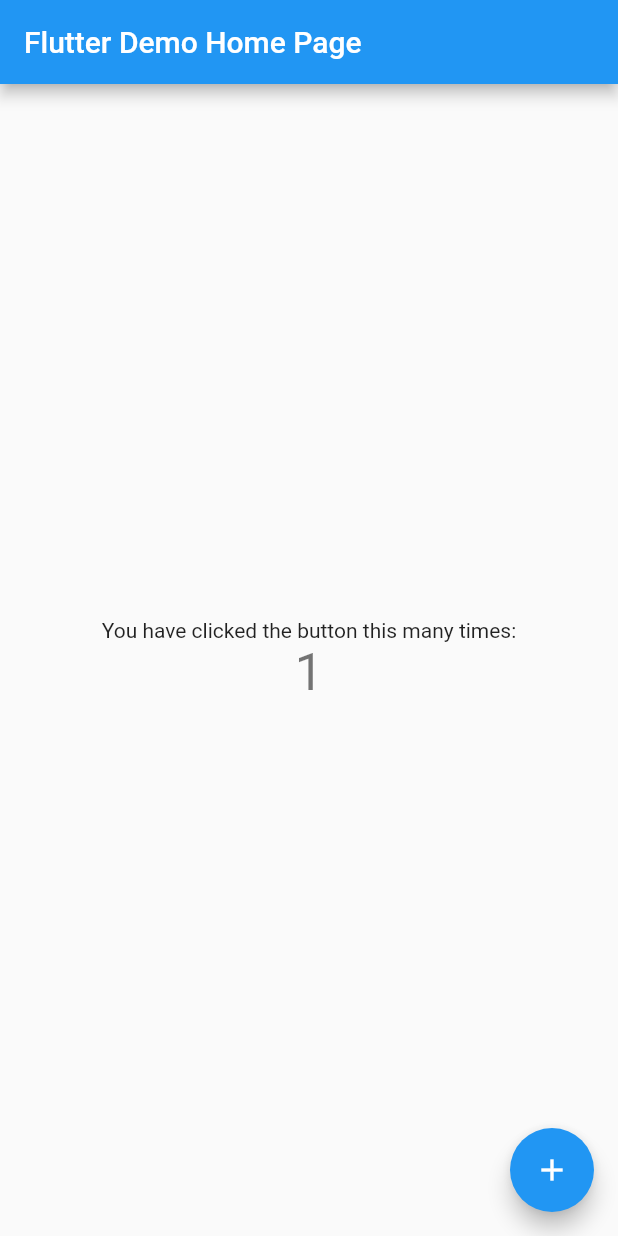
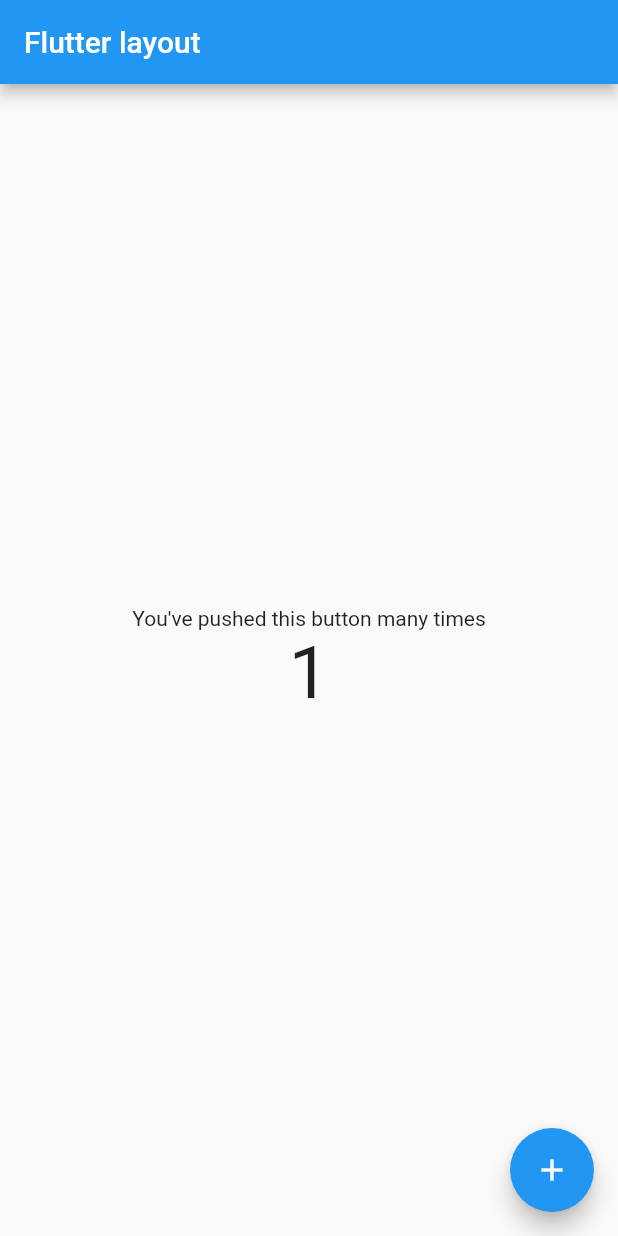
Before and after one commit to naoshi20/flutter_demo, a Flutter app: the screen it shows after launch, after a tap on the "add" icon, on a phone screen of 412 x 824 dp. Run offline on Flutter 3.47's test engine with Material 2 defaults, Android fonts, the phone set to English and light mode, and no system bars.

Commit message:
make base app

```diff
--- a/lib/main.dart
+++ b/lib/main.dart
@@ -1,50 +1,25 @@
 import 'package:flutter/material.dart';
 
-void main() {
-  runApp(const MyApp());
-}
+void main() => runApp(const MyApp());
 
 class MyApp extends StatelessWidget {
   const MyApp({super.key});
 
-  // This widget is the root of your application.
   @override
   Widget build(BuildContext context) {
     return MaterialApp(
-      title: 'Flutter Demo',
-      theme: ThemeData(
-        // This is the theme of your application.
-        //
-        // Try running your application with "flutter run". You'll see the
-        // application has a blue toolbar. Then, without quitting the app, try
-        // changing the primarySwatch below to Colors.green and then invoke
-        // "hot reload" (press "r" in the console where you ran "flutter run",
-        // or simply save your changes to "hot reload" in a Flutter IDE).
-        // Notice that the counter didn't reset back to zero; the application
-        // is not restarted.
-        primarySwatch: Colors.blue,
-      ),
-      home: const MyHomePage(title: 'Flutter Demo Home Page'),
+      title: 'Flutter layout demo',
+      home: MyHomePage(),
     );
   }
 }
 
 class MyHomePage extends StatefulWidget {
-  const MyHomePage({super.key, required this.title});
-
-  // This widget is the home page of your application. It is stateful, meaning
-  // that it has a State object (defined below) that contains fields that affect
-  // how it looks.
-
-  // This class is the configuration for the state. It holds the values (in this
-  // case the title) provided by the parent (in this case the App widget) and
-  // used by the build method of the State. Fields in a Widget subclass are
-  // always marked "final".
-
-  final String title;
-
   @override
-  State<MyHomePage> createState() => _MyHomePageState();
+  State<StatefulWidget> createState() {
+    // TODO: implement createState
+    return _MyHomePageState();
+  }
 }
 
 class _MyHomePageState extends State<MyHomePage> {
@@ -52,64 +27,30 @@ class _MyHomePageState extends State<MyHomePage> {
 
   void _incrementCounter() {
     setState(() {
-      // This call to setState tells the Flutter framework that something has
-      // changed in this State, which causes it to rerun the build method below
-      // so that the display can reflect the updated values. If we changed
-      // _counter without calling setState(), then the build method would not be
-      // called again, and so nothing would appear to happen.
       _counter++;
     });
   }
 
   @override
   Widget build(BuildContext context) {
-    // This method is rerun every time setState is called, for instance as done
-    // by the _incrementCounter method above.
-    //
-    // The Flutter framework has been optimized to make rerunning build methods
-    // fast, so that you can just rebuild anything that needs updating rather
-    // than having to individually change instances of widgets.
+    // TODO: implement createState
     return Scaffold(
+      floatingActionButton: FloatingActionButton(
+        onPressed: _incrementCounter,
+        child: const Icon(Icons.add),
+      ),
       appBar: AppBar(
-        // Here we take the value from the MyHomePage object that was created by
-        // the App.build method, and use it to set our appbar title.
-        title: Text(widget.title),
+        title: const Text('Flutter layout'),
       ),
       body: Center(
-        // Center is a layout widget. It takes a single child and positions it
-        // in the middle of the parent.
         child: Column(
-          // Column is also a layout widget. It takes a list of children and
-          // arranges them vertically. By default, it sizes itself to fit its
-          // children horizontally, and tries to be as tall as its parent.
-          //
-          // Invoke "debug painting" (press "p" in the console, choose the
-          // "Toggle Debug Paint" action from the Flutter Inspector in Android
-          // Studio, or the "Toggle Debug Paint" command in Visual Studio Code)
-          // to see the wireframe for each widget.
-          //
-          // Column has various properties to control how it sizes itself and
-          // how it positions its children. Here we use mainAxisAlignment to
-          // center the children vertically; the main axis here is the vertical
-          // axis because Columns are vertical (the cross axis would be
-          // horizontal).
           mainAxisAlignment: MainAxisAlignment.center,
-          children: <Widget>[
-            const Text(
-              'You have clicked the button this many times:',
-            ),
-            Text(
-              '$_counter',
-              style: Theme.of(context).textTheme.headlineMedium,
-            ),
+          children: [
+            const Text('You\'ve pushed this button many times'),
+            Text("$_counter", style: const TextStyle(fontSize: 48))
           ],
         ),
       ),
-      floatingActionButton: FloatingActionButton(
-        onPressed: _incrementCounter,
-        tooltip: 'Increment',
-        child: const Icon(Icons.add),
-      ), // This trailing comma makes auto-formatting nicer for build methods.
     );
   }
 }
```
Also changed, not shown: 1 other file.
